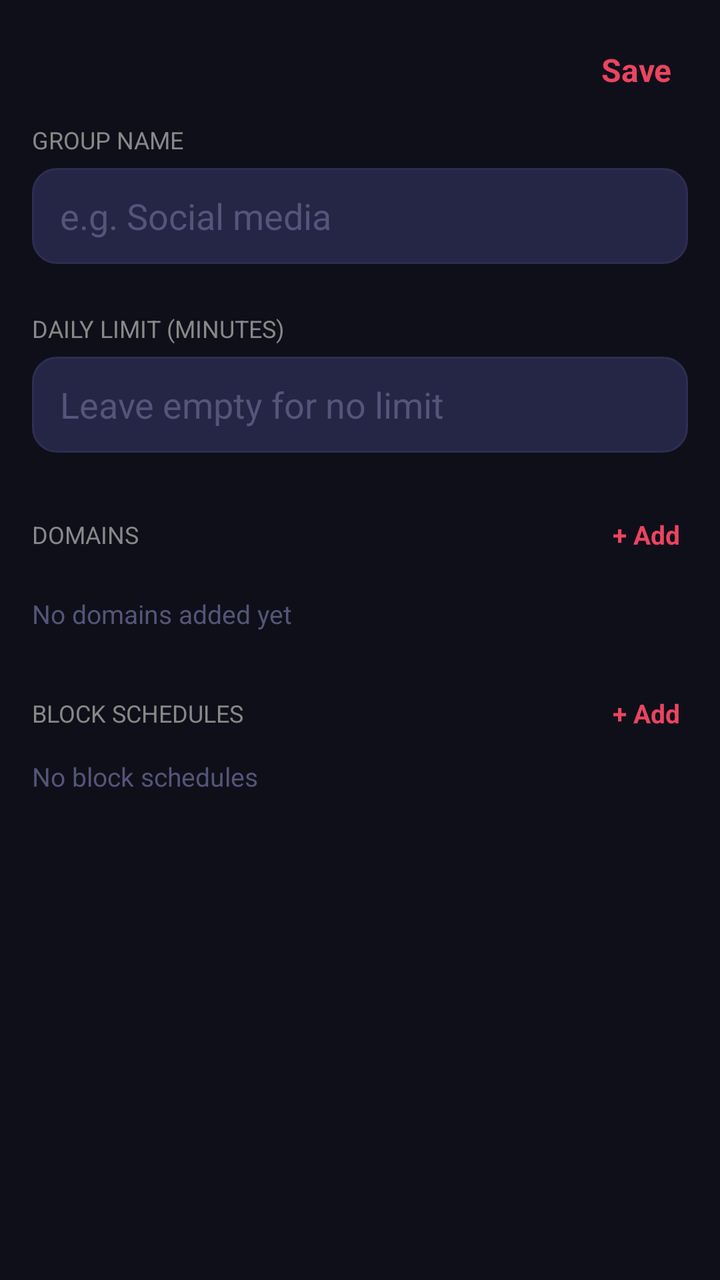
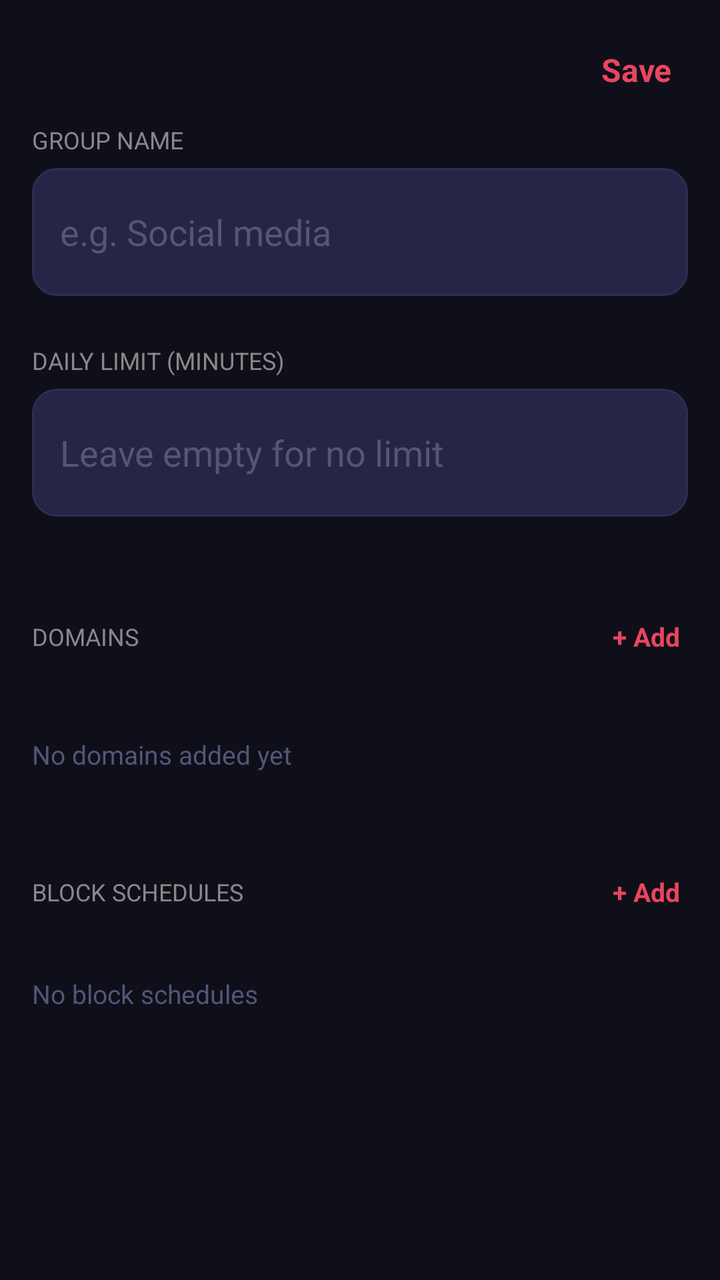

Screens rendered from an Android XML layout before and after an edit, with the pre-edit source and the edit as a unified diff.
<!-- AndroidManifest.xml: application theme Theme.ITNSecureBrowser -->
<!-- res/layout/activity_group_edit.xml -->
<?xml version="1.0" encoding="utf-8"?>
<ScrollView xmlns:android="http://schemas.android.com/apk/res/android"
    android:layout_width="match_parent"
    android:layout_height="match_parent"
    android:background="#0F0F1A"
    android:clipToPadding="false"
    android:paddingBottom="80dp">

    <LinearLayout
        android:layout_width="match_parent"
        android:layout_height="wrap_content"
        android:orientation="vertical"
        android:padding="16dp">

        
        <TextView
            android:id="@+id/btnSave"
            android:layout_width="wrap_content"
            android:layout_height="wrap_content"
            android:layout_gravity="end"
            android:text="@string/btn_save"
            android:textColor="@color/accent"
            android:textSize="@dimen/text_sm"
            android:textStyle="bold"
            android:padding="8dp"
            android:clickable="true"
            android:focusable="true"
            android:background="?attr/selectableItemBackgroundBorderless"
            android:layout_marginBottom="8dp" />

        
        <TextView
            android:layout_width="wrap_content"
            android:layout_height="wrap_content"
            android:text="@string/group_name_label"
            android:textColor="@color/text_secondary"
            android:textSize="12sp"
            android:textAllCaps="true"
            android:layout_marginBottom="6dp" />

        <EditText
            android:id="@+id/inputGroupName"
            android:layout_width="match_parent"
            android:layout_height="48dp"
            android:hint="@string/group_name_hint"
            android:inputType="text"
            android:textColor="@color/text_primary"
            android:textColorHint="@color/text_hint"
            android:background="@drawable/bg_field"
            android:paddingStart="14dp"
            android:paddingEnd="14dp"
            android:layout_marginBottom="24dp"
            android:imeOptions="actionNext" />

        
        <TextView
            android:layout_width="wrap_content"
            android:layout_height="wrap_content"
            android:text="@string/group_daily_limit_label"
            android:textColor="@color/text_secondary"
            android:textSize="12sp"
            android:textAllCaps="true"
            android:layout_marginBottom="6dp" />

        <EditText
            android:id="@+id/inputLimit"
            android:layout_width="match_parent"
            android:layout_height="48dp"
            android:hint="@string/group_daily_limit_hint"
            android:inputType="number"
            android:textColor="@color/text_primary"
            android:textColorHint="@color/text_hint"
            android:background="@drawable/bg_field"
            android:paddingStart="14dp"
            android:paddingEnd="14dp"
            android:layout_marginBottom="28dp"
            android:imeOptions="actionDone" />

        
        <LinearLayout
            android:layout_width="match_parent"
            android:layout_height="wrap_content"
            android:orientation="horizontal"
            android:gravity="center_vertical"
            android:layout_marginBottom="10dp">

            <TextView
                android:layout_width="0dp"
                android:layout_height="wrap_content"
                android:layout_weight="1"
                android:text="@string/domains_label"
                android:textColor="@color/text_secondary"
                android:textSize="12sp"
                android:textAllCaps="true" />

            <TextView
                android:id="@+id/btnAddDomain"
                android:layout_width="wrap_content"
                android:layout_height="wrap_content"
                android:text="@string/btn_add_domain"
                android:textColor="@color/accent"
                android:textSize="13sp"
                android:textStyle="bold"
                android:padding="4dp"
                android:clickable="true"
                android:focusable="true" />
        </LinearLayout>

        
        <LinearLayout
            android:id="@+id/domainsContainer"
            android:layout_width="match_parent"
            android:layout_height="wrap_content"
            android:orientation="vertical"
            android:layout_marginBottom="8dp" />

        <TextView
            android:id="@+id/domainsEmptyHint"
            android:layout_width="wrap_content"
            android:layout_height="wrap_content"
            android:text="@string/domains_empty_hint"
            android:textColor="@color/text_hint"
            android:textSize="13sp"
            android:layout_marginBottom="28dp"
            android:visibility="visible" />

        
        <LinearLayout
            android:layout_width="match_parent"
            android:layout_height="wrap_content"
            android:orientation="horizontal"
            android:gravity="center_vertical"
            android:layout_marginBottom="10dp">

            <TextView
                android:layout_width="0dp"
                android:layout_height="wrap_content"
                android:layout_weight="1"
                android:text="@string/schedules_label"
                android:textColor="@color/text_secondary"
                android:textSize="12sp"
                android:textAllCaps="true" />

            <TextView
                android:id="@+id/btnAddSchedule"
                android:layout_width="wrap_content"
                android:layout_height="wrap_content"
                android:text="@string/btn_add_schedule"
                android:textColor="@color/accent"
                android:textSize="13sp"
                android:textStyle="bold"
                android:padding="4dp"
                android:clickable="true"
                android:focusable="true" />
        </LinearLayout>

        
        <LinearLayout
            android:id="@+id/schedulesContainer"
            android:layout_width="match_parent"
            android:layout_height="wrap_content"
            android:orientation="vertical" />

        <TextView
            android:id="@+id/schedulesEmptyHint"
            android:layout_width="wrap_content"
            android:layout_height="wrap_content"
            android:text="@string/schedules_empty_hint"
            android:textColor="@color/text_hint"
            android:textSize="13sp"
            android:visibility="visible" />

    </LinearLayout>
</ScrollView>
<!-- resources referenced by this layout -->
<resources>
  <color name="accent">#E94560</color>
  <color name="text_hint">#555577</color>
  <color name="text_primary">#FFFFFF</color>
  <color name="text_secondary">#888888</color>
  <dimen name="text_sm">16sp</dimen>
  <!-- drawable bg_field (drawable) -->
  <?xml version="1.0" encoding="utf-8"?>
  <shape xmlns:android="http://schemas.android.com/apk/res/android"
      android:shape="rectangle">
      <corners android:radius="12dp" />
      <solid android:color="@color/bg_field" />
      <stroke
          android:width="1dp"
          android:color="@color/bg_card_stroke" />
  </shape>
  <string name="btn_add_domain">+ Add</string>
  <string name="btn_add_schedule">+ Add</string>
  <string name="btn_save">Save</string>
  <string name="domains_empty_hint">No domains added yet</string>
  <string name="domains_label">Domains</string>
  <string name="group_daily_limit_hint">Leave empty for no limit</string>
  <string name="group_daily_limit_label">Daily limit (minutes)</string>
  <string name="group_name_hint">e.g. Social media</string>
  <string name="group_name_label">Group name</string>
  <string name="schedules_empty_hint">No block schedules</string>
  <string name="schedules_label">Block Schedules</string>
  <style name="Theme.ITNSecureBrowser" parent="Theme.MaterialComponents.DayNight.NoActionBar">
          <item name="colorPrimary">@color/tab_active</item>
          <item name="colorPrimaryVariant">@color/bg_tab_bar</item>
          <item name="colorOnPrimary">@color/text_primary</item>
          <item name="colorSecondary">@color/accent</item>
          <item name="colorOnSecondary">@color/text_primary</item>
          <item name="android:windowBackground">@color/bg_toolbar</item>
          <item name="android:statusBarColor">@color/bg_tab_bar</item>
          <item name="android:navigationBarColor">@color/bg_tab_bar</item>
          <item name="android:windowLightStatusBar">false</item>
      </style>
  <color name="bg_field">#252545</color>
  <color name="bg_card_stroke">#2E2E52</color>
  <color name="tab_active">#0F3460</color>
  <color name="bg_tab_bar">#1A1A2E</color>
  <color name="bg_toolbar">#16213E</color>
</resources>

<!-- the commit's change to res/layout/activity_group_edit.xml (unified diff, before → after) -->
@@ -41,7 +41,7 @@
         <EditText
             android:id="@+id/inputGroupName"
             android:layout_width="match_parent"
-            android:layout_height="48dp"
+            android:layout_height="64dp"
             android:hint="@string/group_name_hint"
             android:inputType="text"
             android:textColor="@color/text_primary"
@@ -65,7 +65,7 @@
         <EditText
             android:id="@+id/inputLimit"
             android:layout_width="match_parent"
-            android:layout_height="48dp"
+            android:layout_height="64dp"
             android:hint="@string/group_daily_limit_hint"
             android:inputType="number"
             android:textColor="@color/text_primary"
@@ -79,7 +79,7 @@
         
         <LinearLayout
             android:layout_width="match_parent"
-            android:layout_height="wrap_content"
+            android:layout_height="64dp"
             android:orientation="horizontal"
             android:gravity="center_vertical"
             android:layout_marginBottom="10dp">
@@ -127,7 +127,7 @@
         
         <LinearLayout
             android:layout_width="match_parent"
-            android:layout_height="wrap_content"
+            android:layout_height="64dp"
             android:orientation="horizontal"
             android:gravity="center_vertical"
             android:layout_marginBottom="10dp">
